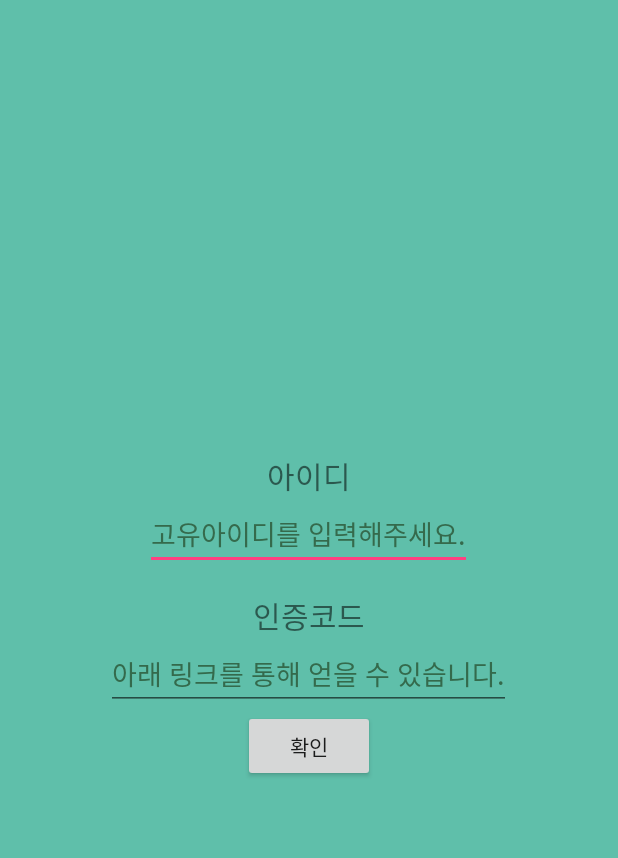
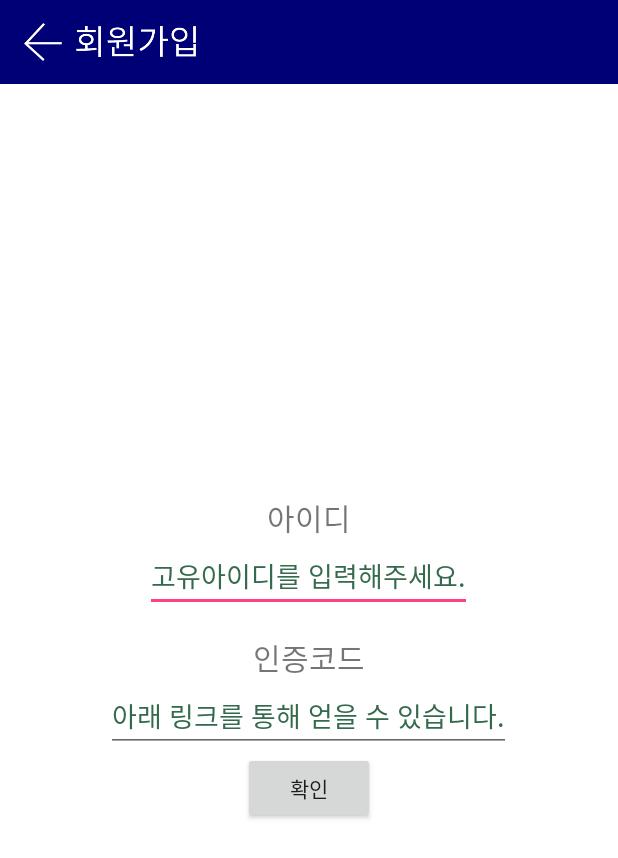
Before and after one commit to parksodam0328/HealingMessage, an Android app: the RegisterActivity screen opened directly, with no data from a screen before it, on a phone screen of 412 x 824 dp. Shown: the top 858 px of the screen. Run offline under Robolectric (Android 15) with nearby library versions, the light colour scheme and no system bars; our stand-ins replace Firebase (no records; nobody signed in at launch, a user with empty details on screens opened directly).

Commit message:
디자인 수정 및 첫 화면 변경

```diff
--- a/app/src/main/AndroidManifest.xml
+++ b/app/src/main/AndroidManifest.xml
@@ -8,14 +8,14 @@
         android:label="@string/app_name"
         android:supportsRtl="true"
         android:theme="@style/AppTheme">
-        <activity android:name=".BarActivity">
+        <activity android:name=".LoginActivity">
             <intent-filter>
                 <action android:name="android.intent.action.MAIN" />
 
                 <category android:name="android.intent.category.LAUNCHER" />
             </intent-filter>
         </activity>
-        <activity android:name=".LoginActivity" />
+        <activity android:name=".BarActivity" />
         <activity android:name=".ProfileActivity" />
         <activity android:name=".RegisterActivity"></activity>
     </application>
--- a/app/src/main/java/kr/hs/emirim/parksodam/healingmessage/RegisterActivity.java
+++ b/app/src/main/java/kr/hs/emirim/parksodam/healingmessage/RegisterActivity.java
@@ -2,9 +2,11 @@
 
 import android.os.Bundle;
 import android.support.v7.app.AppCompatActivity;
+import android.support.v7.widget.Toolbar;
 import android.view.View;
 import android.widget.Button;
 import android.widget.EditText;
+import android.widget.ImageView;
 import android.widget.Toast;
 
 import com.google.firebase.auth.FirebaseAuth;
@@ -14,7 +16,7 @@
 import com.google.firebase.database.FirebaseDatabase;
 import com.google.firebase.database.ValueEventListener;
 
-import java.sql.Date;
+import java.util.Date;
 import java.util.Iterator;
 
     public class RegisterActivity extends AppCompatActivity {
@@ -45,6 +47,22 @@
         protected void onCreate(Bundle savedInstanceState) {
             super.onCreate(savedInstanceState);
             setContentView(R.layout.activity_register);
+
+            //초기화
+            Toolbar toolbar = (Toolbar) findViewById(R.id.my_toolbar);
+
+            //툴바 설정
+            setSupportActionBar(toolbar); //툴바를 액션바와 같게 만들어 준다.
+            ImageView backimg = (ImageView) findViewById(R.id.back_icon);
+            backimg.setOnClickListener(new View.OnClickListener() {
+                @Override
+                public void onClick(View v) {
+                    onBackPressed();
+                }
+            });
+            getSupportActionBar().setDisplayShowTitleEnabled(false);
+
+
             databaseReference = FirebaseDatabase.getInstance().getReference("users");
             editEmail = (EditText) findViewById(R.id.email);
             Button check = (Button) findViewById(R.id.submit);
--- a/app/src/main/res/layout/activity_login.xml
+++ b/app/src/main/res/layout/activity_login.xml
@@ -32,7 +32,7 @@
         android:layout_width="250dp"
         android:layout_height="wrap_content"
         android:inputType="textPersonName"
-        android:text="Name"
+        android:text="안녕"
         android:ems="10"
         android:id="@+id/checkId"
         android:layout_gravity="center"
--- a/app/src/main/res/layout/activity_register.xml
+++ b/app/src/main/res/layout/activity_register.xml
@@ -1,12 +1,48 @@
 <?xml version="1.0" encoding="utf-8"?>
 <LinearLayout xmlns:android="http://schemas.android.com/apk/res/android"
     xmlns:tools="http://schemas.android.com/tools"
+    xmlns:app="http://schemas.android.com/apk/res-auto"
     android:id="@+id/activity_main"
     android:layout_width="match_parent"
     android:layout_height="match_parent"
     android:orientation="vertical"
-        android:background="#5fbfaa"
+    android:background="#ffffff"
     tools:context="kr.hs.emirim.parksodam.healingmessage.LoginActivity">
+    <LinearLayout
+        android:layout_width="match_parent"
+        android:layout_height="wrap_content">
+
+        <android.support.v7.widget.Toolbar
+            android:id="@+id/my_toolbar"
+            android:layout_width="match_parent"
+            android:layout_height="wrap_content"
+            android:layout_alignParentTop="true"
+            android:background="#000076"
+            android:minHeight="48dp"
+            android:theme="@style/ThemeOverlay.AppCompat.Dark.ActionBar"
+            android:weightSum="1"
+            app:popupTheme="@style/ThemeOverlay.AppCompat.Light">
+
+
+                <ImageView
+                    android:id="@+id/back_icon"
+                    android:layout_width="25dp"
+                    android:layout_height="40dp"
+                    android:layout_marginLeft="10dp"
+                    android:layout_gravity="left"
+                    app:srcCompat="@drawable/back_icon" />
+            <ImageView
+                android:id="@+id/register"
+                android:layout_width="80dp"
+                android:layout_height="30dp"
+                android:layout_marginLeft="15dp"
+                android:layout_gravity="left"
+                app:srcCompat="@drawable/register" />
+
+        </android.support.v7.widget.Toolbar>
+
+
+    </LinearLayout>
         <LinearLayout
             android:layout_width="match_parent"
             android:layout_height="match_parent"
@@ -22,6 +58,7 @@
                     android:layout_height="wrap_content"
                     android:text="아이디"
                     android:textSize="20sp"/>
+
                 <EditText
                     android:layout_width="wrap_content"
                     android:layout_height="wrap_content"
--- a/app/src/main/res/values/styles.xml
+++ b/app/src/main/res/values/styles.xml
@@ -6,7 +6,7 @@
         <item name="colorPrimary">@color/colorPrimary</item>
         <item name="colorPrimaryDark">@color/colorPrimaryDark</item>
         <item name="colorAccent">@color/colorAccent</item>
-        <item name="android:statusBarColor">#000076</item>
+        <item name="android:statusBarColor">#000055</item>
     </style>
 
     <style name="DeleteAlarmDialogTheme" parent="Theme.AppCompat.Light.Dialog.Alert">
```
Also changed, not shown: app/src/main/java/kr/hs/emirim/parksodam/healingmessage/LoginActivity.java (+4 -9 lines), app/src/main/res/layout/activity_bar.xml (+4 -4 lines), app/src/main/res/drawable/back_icon.png (added), app/src/main/res/drawable/home.png, app/src/main/res/drawable/register.png (added). Lines whose indentation alone changed are shown as unchanged.
